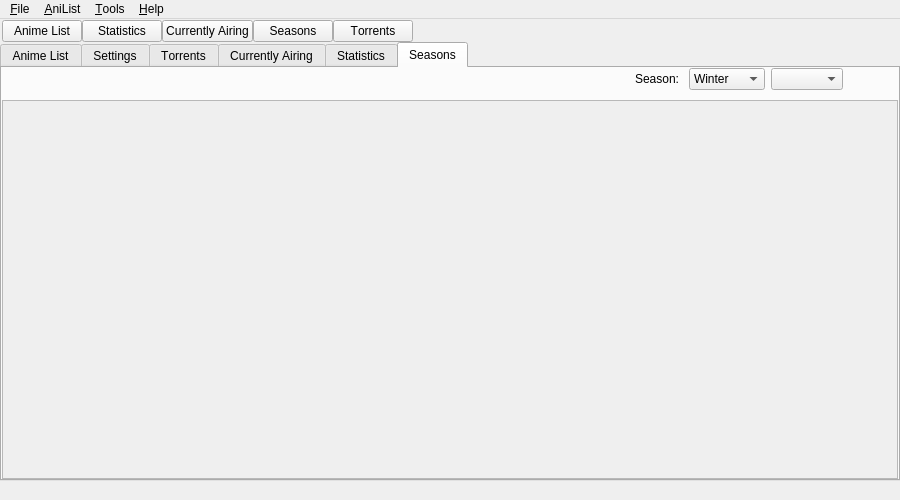
This is src/gui/mainwindow.ui in killmaster/Shinjiru as Qt 5 draws it before an edit. The edited form follows.
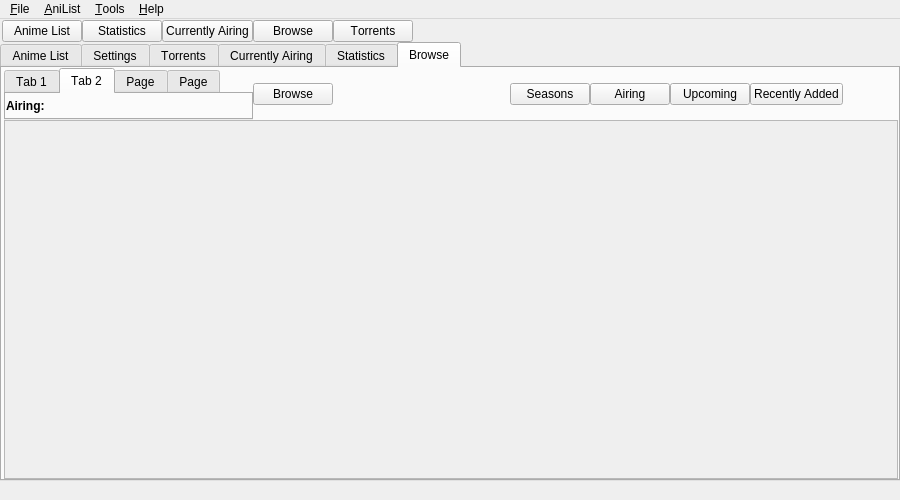
This is the edited form. The open tabs and pages were chosen to show the change.

Commit message: Make the season browser more generic

Patch:
```diff
--- a/src/gui/mainwindow.ui
+++ b/src/gui/mainwindow.ui
@@ -97,7 +97,7 @@
        <item>
         <widget class="QPushButton" name="seasonsButton">
          <property name="text">
-          <string>Seasons</string>
+          <string>Browse</string>
          </property>
         </widget>
        </item>
@@ -1131,11 +1131,41 @@
       </widget>
       <widget class="QWidget" name="tab_5">
        <attribute name="title">
-        <string>Seasons</string>
+        <string>Browse</string>
        </attribute>
-       <layout class="QVBoxLayout" name="verticalLayout_8">
+       <layout class="QVBoxLayout" name="verticalLayout_8" stretch="1,9">
         <property name="spacing">
+         <number>0</number>
+        </property>
+        <property name="leftMargin">
          <number>2</number>
+        </property>
+        <property name="topMargin">
+         <number>0</number>
+        </property>
+        <property name="rightMargin">
+         <number>0</number>
+        </property>
+        <property name="bottomMargin">
+         <number>0</number>
+        </property>
+        <item>
+         <widget class="QWidget" name="widget" native="true">
+          <property name="sizePolicy">
+           <sizepolicy hsizetype="Preferred" vsizetype="Minimum">
+            <horstretch>0</horstretch>
+            <verstretch>0</verstretch>
+           </sizepolicy>
+          </property>
+          <property name="minimumSize">
+           <size>
+            <width>0</width>
+            <height>0</height>
+           </size>
+          </property>
+          <layout class="QVBoxLayout" name="verticalLayout_13">
+           <property name="spacing">
+            <number>0</number>
         </property>
         <property name="leftMargin">
          <number>0</number>
@@ -1151,26 +1181,50 @@
         </property>
         <item>
          <layout class="QHBoxLayout" name="horizontalLayout_11">
+             <property name="spacing">
+              <number>0</number>
+             </property>
+             <item>
+              <widget class="QTabWidget" name="browseTabs">
+               <property name="sizePolicy">
+                <sizepolicy hsizetype="Expanding" vsizetype="Minimum">
+                 <horstretch>0</horstretch>
+                 <verstretch>0</verstretch>
+                </sizepolicy>
+               </property>
+               <property name="currentIndex">
+                <number>0</number>
+               </property>
+               <widget class="QWidget" name="tab_6">
+                <attribute name="title">
+                 <string>Tab 1</string>
+                </attribute>
+                <layout class="QHBoxLayout" name="horizontalLayout_14">
+                 <property name="spacing">
+                  <number>0</number>
+                 </property>
+                 <property name="leftMargin">
+                  <number>0</number>
+                 </property>
+                 <property name="topMargin">
+                  <number>0</number>
+                 </property>
+                 <property name="rightMargin">
+                  <number>0</number>
+                 </property>
           <property name="bottomMargin">
-           <number>8</number>
+                  <number>0</number>
           </property>
           <item>
-           <spacer name="horizontalSpacer_6">
-            <property name="orientation">
-             <enum>Qt::Horizontal</enum>
-            </property>
-            <property name="sizeHint" stdset="0">
-             <size>
-              <width>40</width>
-              <height>20</height>
-             </size>
-            </property>
-           </spacer>
-          </item>
-          <item>
-           <widget class="QLabel" name="label_5">
+                  <widget class="QLabel" name="label_6">
+                   <property name="font">
+                    <font>
+                     <weight>75</weight>
+                     <bold>true</bold>
+                    </font>
+                   </property>
             <property name="text">
-             <string>Season: </string>
+                    <string>Seasons: </string>
             </property>
            </widget>
           </item>
@@ -1202,6 +1256,176 @@
            <widget class="QComboBox" name="comboYear"/>
           </item>
           <item>
+                  <spacer name="horizontalSpacer_6">
+                   <property name="orientation">
+                    <enum>Qt::Horizontal</enum>
+                   </property>
+                   <property name="sizeHint" stdset="0">
+                    <size>
+                     <width>40</width>
+                     <height>20</height>
+                    </size>
+                   </property>
+                  </spacer>
+                 </item>
+                </layout>
+               </widget>
+               <widget class="QWidget" name="tab_7">
+                <attribute name="title">
+                 <string>Tab 2</string>
+                </attribute>
+                <layout class="QHBoxLayout" name="horizontalLayout_15">
+                 <property name="spacing">
+                  <number>0</number>
+                 </property>
+                 <property name="leftMargin">
+                  <number>0</number>
+                 </property>
+                 <property name="topMargin">
+                  <number>0</number>
+                 </property>
+                 <property name="rightMargin">
+                  <number>0</number>
+                 </property>
+                 <property name="bottomMargin">
+                  <number>0</number>
+                 </property>
+                 <item>
+                  <widget class="QLabel" name="label_7">
+                   <property name="font">
+                    <font>
+                     <weight>75</weight>
+                     <bold>true</bold>
+                    </font>
+                   </property>
+                   <property name="text">
+                    <string>Airing:</string>
+                   </property>
+                  </widget>
+                 </item>
+                </layout>
+               </widget>
+               <widget class="QWidget" name="tab_8">
+                <attribute name="title">
+                 <string>Page</string>
+                </attribute>
+                <layout class="QHBoxLayout" name="horizontalLayout_16">
+                 <property name="spacing">
+                  <number>0</number>
+                 </property>
+                 <property name="leftMargin">
+                  <number>0</number>
+                 </property>
+                 <property name="topMargin">
+                  <number>0</number>
+                 </property>
+                 <property name="rightMargin">
+                  <number>0</number>
+                 </property>
+                 <property name="bottomMargin">
+                  <number>0</number>
+                 </property>
+                 <item>
+                  <widget class="QLabel" name="label_8">
+                   <property name="font">
+                    <font>
+                     <weight>75</weight>
+                     <bold>true</bold>
+                    </font>
+                   </property>
+                   <property name="text">
+                    <string>Upcoming:</string>
+                   </property>
+                  </widget>
+                 </item>
+                </layout>
+               </widget>
+               <widget class="QWidget" name="tab_9">
+                <attribute name="title">
+                 <string>Page</string>
+                </attribute>
+                <layout class="QHBoxLayout" name="horizontalLayout_17">
+                 <property name="spacing">
+                  <number>0</number>
+                 </property>
+                 <property name="leftMargin">
+                  <number>0</number>
+                 </property>
+                 <property name="topMargin">
+                  <number>0</number>
+                 </property>
+                 <property name="rightMargin">
+                  <number>0</number>
+                 </property>
+                 <property name="bottomMargin">
+                  <number>0</number>
+                 </property>
+                 <item>
+                  <widget class="QLabel" name="label_9">
+                   <property name="font">
+                    <font>
+                     <weight>75</weight>
+                     <bold>true</bold>
+                    </font>
+                   </property>
+                   <property name="text">
+                    <string>Recently Added:</string>
+                   </property>
+                  </widget>
+                 </item>
+                </layout>
+               </widget>
+              </widget>
+             </item>
+             <item>
+              <widget class="QPushButton" name="browseButton">
+               <property name="text">
+                <string>Browse</string>
+               </property>
+              </widget>
+             </item>
+             <item>
+              <spacer name="horizontalSpacer_11">
+               <property name="orientation">
+                <enum>Qt::Horizontal</enum>
+               </property>
+               <property name="sizeHint" stdset="0">
+                <size>
+                 <width>40</width>
+                 <height>20</height>
+                </size>
+               </property>
+              </spacer>
+             </item>
+             <item>
+              <widget class="QPushButton" name="seasonsButton_2">
+               <property name="text">
+                <string>Seasons</string>
+               </property>
+              </widget>
+             </item>
+             <item>
+              <widget class="QPushButton" name="airingButton_2">
+               <property name="text">
+                <string>Airing</string>
+               </property>
+              </widget>
+             </item>
+             <item>
+              <widget class="QPushButton" name="upcomingButton">
+               <property name="text">
+                <string>Upcoming</string>
+               </property>
+              </widget>
+             </item>
+             <item>
+              <widget class="QPushButton" name="recentButton">
+               <property name="text">
+                <string>Recently Added</string>
+               </property>
+              </widget>
+             </item>
+             <item>
            <layout class="QHBoxLayout" name="horizontalLayout_13">
             <property name="leftMargin">
              <number>55</number>
@@ -1210,6 +1434,30 @@
           </item>
          </layout>
         </item>
+          </layout>
+         </widget>
+        </item>
+        <item>
+         <widget class="QWidget" name="widget_2" native="true">
+          <property name="sizePolicy">
+           <sizepolicy hsizetype="Preferred" vsizetype="Expanding">
+            <horstretch>0</horstretch>
+            <verstretch>0</verstretch>
+           </sizepolicy>
+          </property>
+          <layout class="QVBoxLayout" name="verticalLayout_14">
+           <property name="leftMargin">
+            <number>0</number>
+           </property>
+           <property name="topMargin">
+            <number>0</number>
+           </property>
+           <property name="rightMargin">
+            <number>0</number>
+           </property>
+           <property name="bottomMargin">
+            <number>0</number>
+           </property>
         <item>
          <layout class="QVBoxLayout" name="verticalLayout_7">
           <item>
@@ -1222,14 +1470,18 @@
               <rect>
                <x>0</x>
                <y>0</y>
-               <width>890</width>
-               <height>374</height>
-              </rect>
-             </property>
+                  <width>888</width>
+                  <height>356</height>
+                 </rect>
+                </property>
+                <zorder>browseTabs</zorder>
             </widget>
            </widget>
           </item>
          </layout>
+           </item>
+          </layout>
+         </widget>
         </item>
        </layout>
       </widget>
```
Left out of the diff: 2 changed lines with no effect on the pictures. Lines whose indentation alone changed are shown as unchanged. The commit also changes 8 other files.
